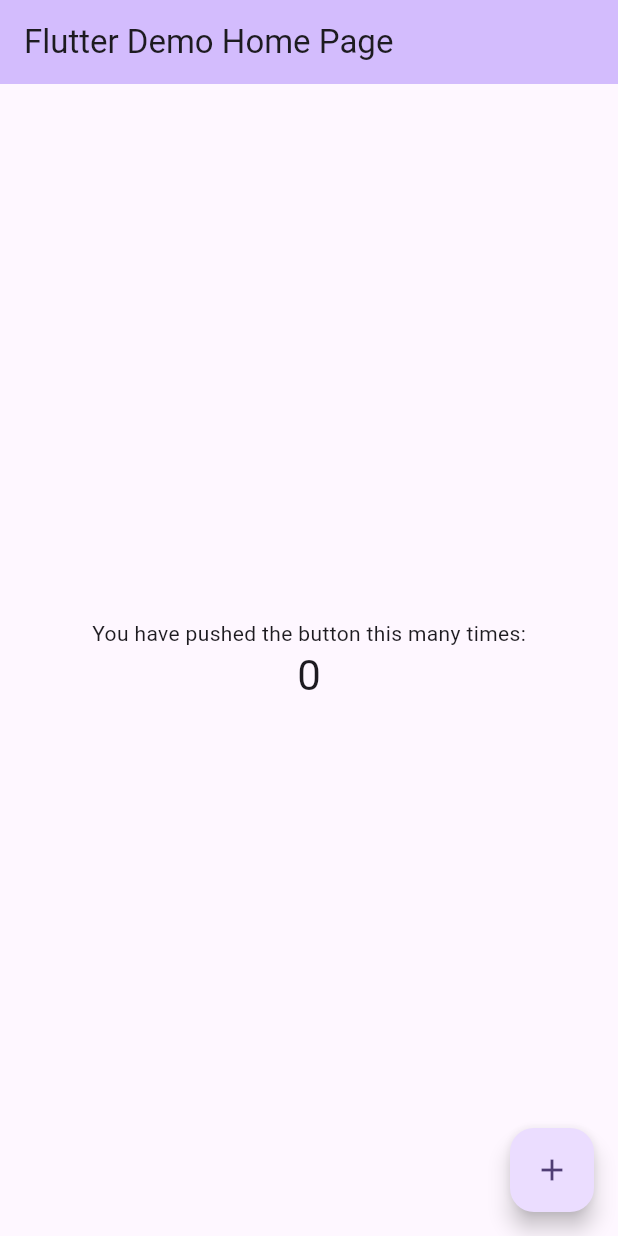
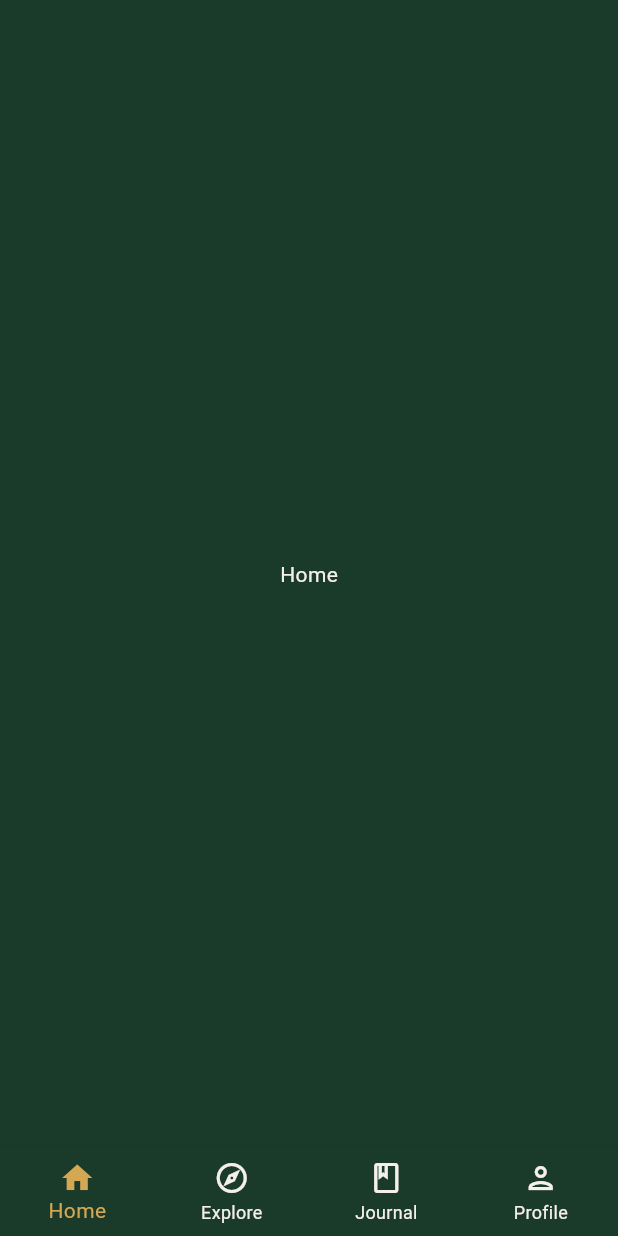
Before and after one commit to jhaienz/ZenVlog, a Flutter app: the screen it shows after launch, on a phone screen of 412 x 824 dp. Run offline on Flutter 3.47's test engine with Material 3 defaults, Android fonts, the phone set to English and light mode, and no system bars; our stand-ins replace flutter_riverpod, flutter_secure_storage, go_router, isar; accounts and stored records are empty.

Commit message:
feat: navigation shell with 4-tab go_router layout
Co-Authored-By: Claude Fable 5 <noreply@anthropic.com>

```diff
--- /dev/null
+++ b/lib/app/router.dart
@@ -0,0 +1,62 @@
+import 'package:flutter/material.dart';
+import 'package:go_router/go_router.dart';
+import '../features/home/home_screen.dart';
+import '../features/explore/explore_screen.dart';
+import '../features/journal/journal_screen.dart';
+import '../features/profile/profile_screen.dart';
+
+const kHomeRoute = '/';
+const kExploreRoute = '/explore';
+const kJournalRoute = '/journal';
+const kProfileRoute = '/profile';
+const kOnboardingRoute = '/onboarding';
+const kJourneyActiveRoute = '/journey/active';
+const kGroupRoute = '/group';
+const kCommunityRoute = '/community';
+
+const _tabRoutes = [kHomeRoute, kExploreRoute, kJournalRoute, kProfileRoute];
+
+final router = GoRouter(
+  initialLocation: kHomeRoute,
+  routes: [
+    ShellRoute(
+      builder: (context, state, child) => _NavShell(child: child),
+      routes: [
+        GoRoute(path: kHomeRoute, builder: (_, __) => const HomeScreen()),
+        GoRoute(path: kExploreRoute, builder: (_, __) => const ExploreScreen()),
+        GoRoute(path: kJournalRoute, builder: (_, __) => const JournalScreen()),
+        GoRoute(path: kProfileRoute, builder: (_, __) => const ProfileScreen()),
+      ],
+    ),
+  ],
+);
+
+class _NavShell extends StatelessWidget {
+  final Widget child;
+  const _NavShell({required this.child});
+
+  @override
+  Widget build(BuildContext context) {
+    final location = GoRouterState.of(context).matchedLocation;
+    return Scaffold(
+      body: child,
+      bottomNavigationBar: BottomNavigationBar(
+        currentIndex: _indexFor(location),
+        onTap: (i) => context.go(_tabRoutes[i]),
+        items: const [
+          BottomNavigationBarItem(icon: Icon(Icons.home_outlined), activeIcon: Icon(Icons.home), label: 'Home'),
+          BottomNavigationBarItem(icon: Icon(Icons.explore_outlined), activeIcon: Icon(Icons.explore), label: 'Explore'),
+          BottomNavigationBarItem(icon: Icon(Icons.book_outlined), activeIcon: Icon(Icons.book), label: 'Journal'),
+          BottomNavigationBarItem(icon: Icon(Icons.person_outlined), activeIcon: Icon(Icons.person), label: 'Profile'),
+        ],
+      ),
+    );
+  }
+
+  int _indexFor(String location) {
+    if (location.startsWith(kExploreRoute)) return 1;
+    if (location.startsWith(kJournalRoute)) return 2;
+    if (location.startsWith(kProfileRoute)) return 3;
+    return 0;
+  }
+}
--- /dev/null
+++ b/lib/features/explore/explore_screen.dart
@@ -0,0 +1,7 @@
+import 'package:flutter/material.dart';
+
+class ExploreScreen extends StatelessWidget {
+  const ExploreScreen({super.key});
+  @override
+  Widget build(BuildContext context) => const Center(child: Text('Explore'));
+}
--- /dev/null
+++ b/lib/features/home/home_screen.dart
@@ -0,0 +1,7 @@
+import 'package:flutter/material.dart';
+
+class HomeScreen extends StatelessWidget {
+  const HomeScreen({super.key});
+  @override
+  Widget build(BuildContext context) => const Center(child: Text('Home'));
+}
--- /dev/null
+++ b/lib/features/journal/journal_screen.dart
@@ -0,0 +1,7 @@
+import 'package:flutter/material.dart';
+
+class JournalScreen extends StatelessWidget {
+  const JournalScreen({super.key});
+  @override
+  Widget build(BuildContext context) => const Center(child: Text('Journal'));
+}
--- /dev/null
+++ b/lib/features/profile/profile_screen.dart
@@ -0,0 +1,7 @@
+import 'package:flutter/material.dart';
+
+class ProfileScreen extends StatelessWidget {
+  const ProfileScreen({super.key});
+  @override
+  Widget build(BuildContext context) => const Center(child: Text('Profile'));
+}
--- a/lib/main.dart
+++ b/lib/main.dart
@@ -1,122 +1,22 @@
 import 'package:flutter/material.dart';
+import 'package:flutter_riverpod/flutter_riverpod.dart';
+import 'app/router.dart';
+import 'app/theme.dart';
+import 'core/identity/local_identity.dart';
 
-void main() {
-  runApp(const MyApp());
+void main() async {
+  WidgetsFlutterBinding.ensureInitialized();
+  // Isar opens in Phase 2 when the first collection schema exists.
+  await LocalIdentity.getOrCreate();
+  runApp(const ProviderScope(child: _App()));
 }
 
-class MyApp extends StatelessWidget {
-  const MyApp({super.key});
-
-  // This widget is the root of your application.
+class _App extends StatelessWidget {
+  const _App();
   @override
-  Widget build(BuildContext context) {
-    return MaterialApp(
-      title: 'Flutter Demo',
-      theme: ThemeData(
-        // This is the theme of your application.
-        //
-        // TRY THIS: Try running your application with "flutter run". You'll see
-        // the application has a purple toolbar. Then, without quitting the app,
-        // try changing the seedColor in the colorScheme below to Colors.green
-        // and then invoke "hot reload" (save your changes or press the "hot
-        // reload" button in a Flutter-supported IDE, or press "r" if you used
-        // the command line to start the app).
-        //
-        // Notice that the counter didn't reset back to zero; the application
-        // state is not lost during the reload. To reset the state, use hot
-        // restart instead.
-        //
-        // This works for code too, not just values: Most code changes can be
-        // tested with just a hot reload.
-        colorScheme: .fromSeed(seedColor: Colors.deepPurple),
-      ),
-      home: const MyHomePage(title: 'Flutter Demo Home Page'),
-    );
-  }
+  Widget build(BuildContext context) => MaterialApp.router(
+        title: 'ZenVlog',
+        theme: zenvlogTheme,
+        routerConfig: router,
+      );
 }
-
-class MyHomePage extends StatefulWidget {
-  const MyHomePage({super.key, required this.title});
-
-  // This widget is the home page of your application. It is stateful, meaning
-  // that it has a State object (defined below) that contains fields that affect
-  // how it looks.
-
-  // This class is the configuration for the state. It holds the values (in this
-  // case the title) provided by the parent (in this case the App widget) and
-  // used by the build method of the State. Fields in a Widget subclass are
-  // always marked "final".
-
-  final String title;
-
-  @override
-  State<MyHomePage> createState() => _MyHomePageState();
-}
-
-class _MyHomePageState extends State<MyHomePage> {
-  int _counter = 0;
-
-  void _incrementCounter() {
-    setState(() {
-      // This call to setState tells the Flutter framework that something has
-      // changed in this State, which causes it to rerun the build method below
-      // so that the display can reflect the updated values. If we changed
-      // _counter without calling setState(), then the build method would not be
-      // called again, and so nothing would appear to happen.
-      _counter++;
-    });
-  }
-
-  @override
-  Widget build(BuildContext context) {
-    // This method is rerun every time setState is called, for instance as done
-    // by the _incrementCounter method above.
-    //
-    // The Flutter framework has been optimized to make rerunning build methods
-    // fast, so that you can just rebuild anything that needs updating rather
-    // than having to individually change instances of widgets.
-    return Scaffold(
-      appBar: AppBar(
-        // TRY THIS: Try changing the color here to a specific color (to
-        // Colors.amber, perhaps?) and trigger a hot reload to see the AppBar
-        // change color while the other colors stay the same.
-        backgroundColor: Theme.of(context).colorScheme.inversePrimary,
-        // Here we take the value from the MyHomePage object that was created by
-        // the App.build method, and use it to set our appbar title.
-        title: Text(widget.title),
-      ),
-      body: Center(
-        // Center is a layout widget. It takes a single child and positions it
-        // in the middle of the parent.
-        child: Column(
-          // Column is also a layout widget. It takes a list of children and
-          // arranges them vertically. By default, it sizes itself to fit its
-          // children horizontally, and tries to be as tall as its parent.
-          //
-          // Column has various properties to control how it sizes itself and
-          // how it positions its children. Here we use mainAxisAlignment to
-          // center the children vertically; the main axis here is the vertical
-          // axis because Columns are vertical (the cross axis would be
-          // horizontal).
-          //
-          // TRY THIS: Invoke "debug painting" (choose the "Toggle Debug Paint"
-          // action in the IDE, or press "p" in the console), to see the
-          // wireframe for each widget.
-          mainAxisAlignment: .center,
-          children: [
-            const Text('You have pushed the button this many times:'),
-            Text(
-              '$_counter',
-              style: Theme.of(context).textTheme.headlineMedium,
-            ),
-          ],
-        ),
-      ),
-      floatingActionButton: FloatingActionButton(
-        onPressed: _incrementCounter,
-        tooltip: 'Increment',
-        child: const Icon(Icons.add),
-      ),
-    );
-  }
-}
```
Also changed, not shown: 2 other files.
